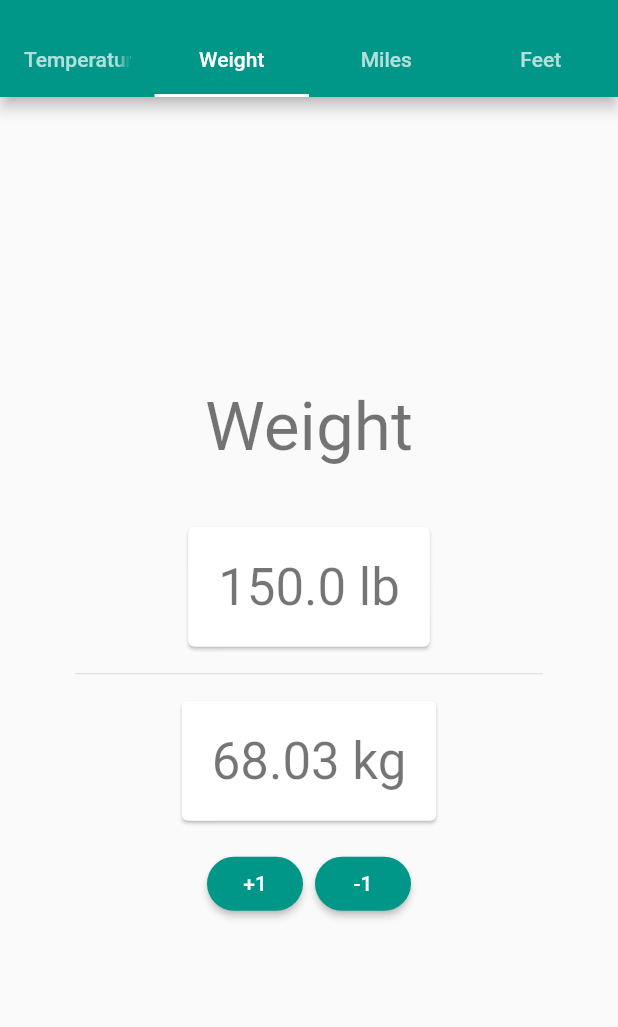
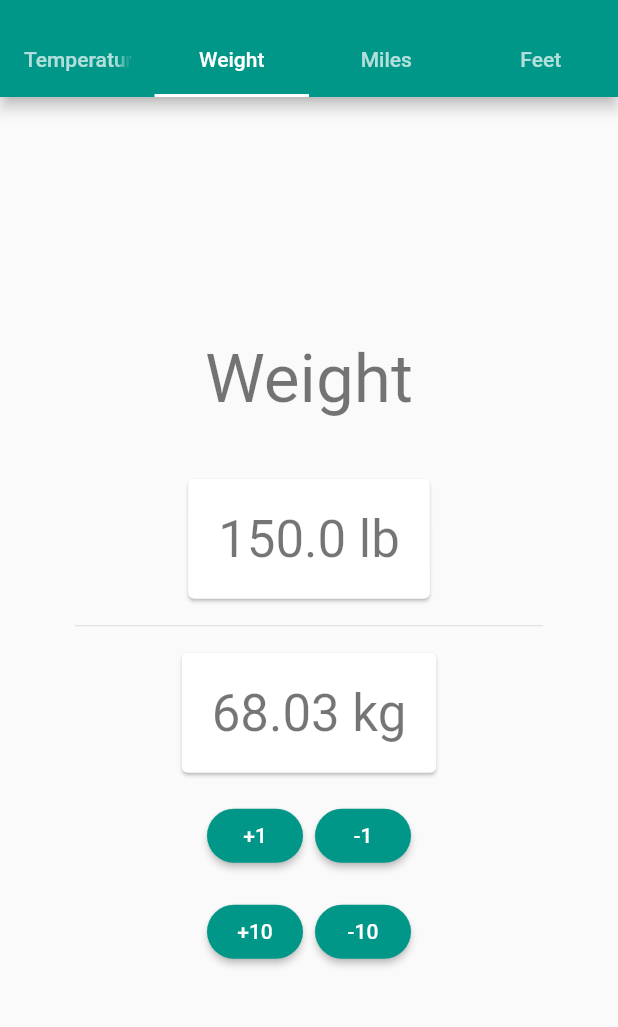
Before and after one commit to jvanord/metric-converter, a Flutter app: the screen it shows after launch, tab 2 chosen, on a phone screen of 412 x 824 dp, the part 59-1086 px from its top. Run offline on Flutter 3.47's test engine with Material 2 defaults, Android fonts, the phone set to English and light mode, and no system bars.

Commit message:
10x buttons on weights

```diff
--- a/metric_converter/lib/views/pounds.dart
+++ b/metric_converter/lib/views/pounds.dart
@@ -11,13 +11,25 @@ class _PoundsWidgetState extends State<PoundsWidget> {
 
   void _onIncrement() {
     setState(() {
-      _pounds++;
+      if (_pounds < 10000) _pounds++;
+    });
+  }
+
+  void _onIncrement10() {
+    setState(() {
+      if (_pounds < 9990) _pounds += 10;
     });
   }
 
   void _onDecrement() {
     setState(() {
-      _pounds--;
+      if (_pounds > 0) _pounds--;
+    });
+  }
+
+  void _onDecrement10() {
+    setState(() {
+      if (_pounds > 9) _pounds -= 10;
     });
   }
 
@@ -39,7 +51,22 @@ class _PoundsWidgetState extends State<PoundsWidget> {
               _inputCard(),
               Divider(),
               _outputCard(),
-              _buttonBar(context)
+              ButtonBar(
+                mainAxisSize: MainAxisSize.min,
+                alignment: MainAxisAlignment.spaceEvenly,
+                children: <Widget>[
+                  _addOneButton(),
+                  _subtractOneButton(),
+                ],
+              ),
+              ButtonBar(
+                mainAxisSize: MainAxisSize.min,
+                alignment: MainAxisAlignment.spaceEvenly,
+                children: <Widget>[
+                  _addTenButton(),
+                  _subtractTenButton(),
+                ],
+              ),
             ],
           ),
         ),
@@ -58,7 +85,16 @@ class _PoundsWidgetState extends State<PoundsWidget> {
                   _outputCard(),
                 ],
               ),
-              _buttonBar(context)
+              ButtonBar(
+                mainAxisSize: MainAxisSize.min,
+                alignment: MainAxisAlignment.spaceEvenly,
+                children: <Widget>[
+                  _addTenButton(),
+                  _addOneButton(),
+                  _subtractOneButton(),
+                  _subtractTenButton(),
+                ],
+              ),
             ],
           ),
         ),
@@ -71,10 +107,7 @@ class _PoundsWidgetState extends State<PoundsWidget> {
         ),
         decoration: BoxDecoration(),
         padding: EdgeInsets.symmetric(
-          horizontal: 10,
-          vertical: isLandscape
-            ? 10
-            : 30),
+            horizontal: 10, vertical: isLandscape ? 10 : 30),
       );
 
   Widget _inputCard() => Card(
@@ -101,11 +134,7 @@ class _PoundsWidgetState extends State<PoundsWidget> {
         ),
       );
 
-  Widget _buttonBar(BuildContext context) => ButtonBar(
-        mainAxisSize: MainAxisSize.min,
-        alignment: MainAxisAlignment.spaceEvenly,
-        children: <Widget>[
-          RaisedButton(
+  Widget _addOneButton() => RaisedButton(
         child: Text('+1'),
         color: Theme.of(context).accentColor,
         splashColor: Theme.of(context).splashColor,
@@ -113,8 +142,18 @@ class _PoundsWidgetState extends State<PoundsWidget> {
         shape: new RoundedRectangleBorder(
             borderRadius: new BorderRadius.circular(20.0)),
         onPressed: _onIncrement,
-          ),
-          RaisedButton(
+      );
+  Widget _addTenButton() => RaisedButton(
+        child: Text('+10'),
+        color: Theme.of(context).accentColor,
+        splashColor: Theme.of(context).splashColor,
+        textColor: Colors.white,
+        padding: EdgeInsets.all(0),
+        shape: new RoundedRectangleBorder(
+            borderRadius: new BorderRadius.circular(20.0)),
+        onPressed: _onIncrement10,
+      );
+  Widget _subtractOneButton() => RaisedButton(
         child: Text('-1'),
         color: Theme.of(context).accentColor,
         splashColor: Theme.of(context).splashColor,
@@ -122,7 +161,14 @@ class _PoundsWidgetState extends State<PoundsWidget> {
         shape: new RoundedRectangleBorder(
             borderRadius: new BorderRadius.circular(20.0)),
         onPressed: _onDecrement,
-          ),
-        ],
+      );
+  Widget _subtractTenButton() => RaisedButton(
+        child: Text('-10'),
+        color: Theme.of(context).accentColor,
+        splashColor: Theme.of(context).splashColor,
+        textColor: Colors.white,
+        shape: new RoundedRectangleBorder(
+            borderRadius: new BorderRadius.circular(20.0)),
+        onPressed: _onDecrement10,
       );
 }
```
Lines whose indentation alone changed are shown as unchanged.
